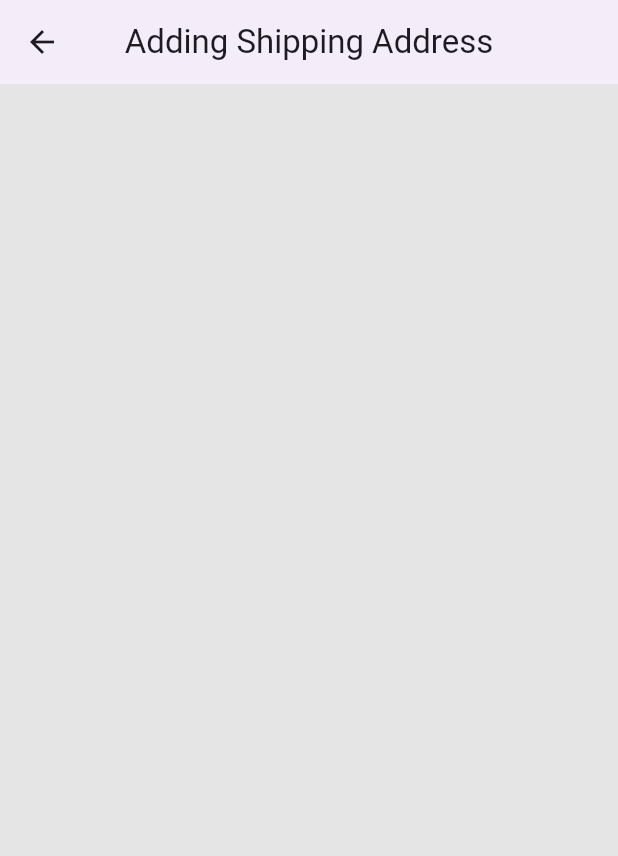
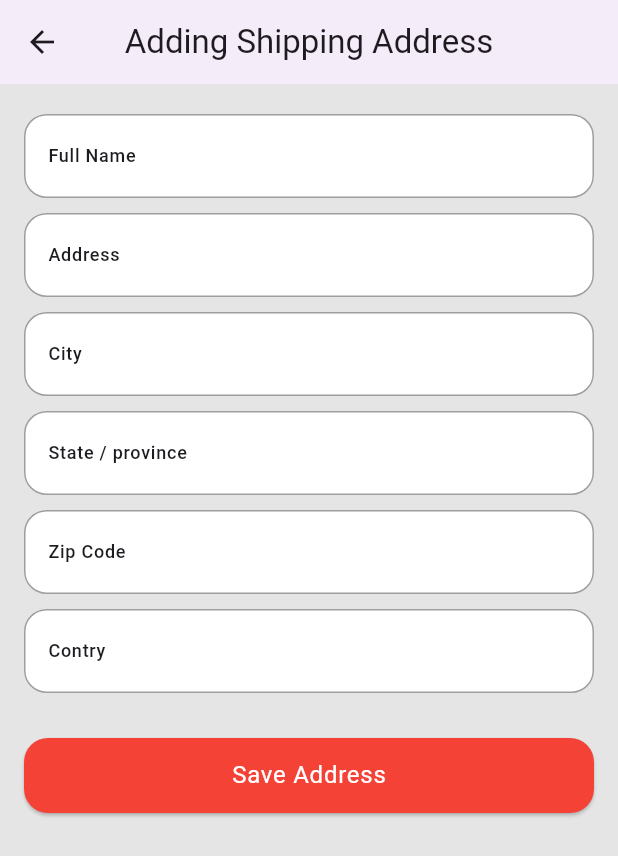
Before and after one commit to ahmedgfouad/Ecommerce-App, a Flutter app: the AddShippingAddressesPage screen opened directly, on a phone screen of 412 x 824 dp. Shown: the top 856 px of the screen. Run offline on Flutter 3.47's test engine with Material 3 defaults, Android fonts, the phone set to English and light mode, and no system bars; our stand-ins replace cloud_firestore, firebase_auth, firebase_core, flutter_rating_bar, persistent_bottom_nav_bar_v2; accounts and stored records are empty; network calls fail.

Commit message:
finish shipping address in firebase and ui

```diff
--- a/lib/controller/database_controller.dart
+++ b/lib/controller/database_controller.dart
@@ -14,6 +14,7 @@ abstract class Database {
 
   Future<void> setUserData(UserData userData);
   Future<void> addToCart(AddToCartModel product);
+  Future<void> saveAddress(ShippingAddress shippingAddress);
   Stream<List<ShippingAddress>> getShaippingAddress();
 }
 
@@ -71,4 +72,10 @@ class FirestoreDatabase implements Database {
         builder:
             (data, documentId) => ShippingAddress.fromMap(data!, documentId),
       );
+
+  @override
+  Future<void> saveAddress(ShippingAddress address) => _service.setData(
+    path: ApiPath.newAddress(uid, address.id),
+    data: address.toMap(),
+  );
 }
--- a/lib/utils/api_path.dart
+++ b/lib/utils/api_path.dart
@@ -3,6 +3,7 @@ class ApiPath {
   static String deliveryMethods() => "deliveryMethods/";
   static String user(String uid) => "users/$uid";
   static String userShippingAddress(String uid) => "users/$uid/shippingAddresses";
+  static String newAddress(String uid,String addressId) => "users/$uid/shippingAddresses/$addressId";
   static String addToCartId(String uid, String addToCartId) =>
       "users/$uid/cart/$addToCartId";
   static String myProductsCart(String uid) => "users/$uid/cart/";
--- a/lib/views/pages/checkout/add_shipping_addresses.dart
+++ b/lib/views/pages/checkout/add_shipping_addresses.dart
@@ -1,19 +1,154 @@
+import 'package:ecommerce/controller/database_controller.dart';
+import 'package:ecommerce/models/shipping_addressl.dart';
+import 'package:ecommerce/utils/constant.dart';
+import 'package:ecommerce/views/widgets/main_button.dart';
+import 'package:ecommerce/views/widgets/main_show_dialog.dart';
 import 'package:flutter/material.dart';
+import 'package:provider/provider.dart';
 
 class AddShippingAddressesPage extends StatefulWidget {
   const AddShippingAddressesPage({super.key});
 
   @override
-  State<AddShippingAddressesPage> createState() => _AddShippingAddressesPageState();
+  State<AddShippingAddressesPage> createState() =>
+      _AddShippingAddressesPageState();
 }
 
 class _AddShippingAddressesPageState extends State<AddShippingAddressesPage> {
+  final _formKey = GlobalKey<FormState>();
+  final _fullNameController = TextEditingController();
+  final _addressController = TextEditingController();
+  final _cityController = TextEditingController();
+  final _stateController = TextEditingController();
+  final _zipCodeController = TextEditingController();
+  final _countryController = TextEditingController();
+  @override
+  void dispose() {
+    _fullNameController.dispose();
+    _addressController.dispose();
+    _cityController.dispose();
+    _stateController.dispose();
+    _zipCodeController.dispose();
+    _countryController.dispose();
+    super.dispose();
+  }
+
+  Future<void> saveAddress(Database database) async {
+    try {
+      if (_formKey.currentState!.validate()) {
+        final address = ShippingAddress(
+          id: documentIdFromLocalData(),
+          fullName: _fullNameController.text.trim(),
+          country: _countryController.text.trim(),
+          address: _addressController.text.trim(),
+          city: _cityController.text.trim(),
+          state: _stateController.text.trim(),
+          zipCode: _zipCodeController.text.trim(),
+        );
+        await database.saveAddress(address);
+        if (!mounted) return;
+        Navigator.of(context).pop();
+      }
+    } catch (e) {
+      mainShowdialog(e: e.toString(), context: context);
+    }
+  }
+
   @override
   Widget build(BuildContext context) {
+    final database = Provider.of<Database>(context);
     return Scaffold(
-            appBar: AppBar(centerTitle: true, title: Text("Adding Shipping Address")),
+      appBar: AppBar(centerTitle: true, title: Text("Adding Shipping Address")),
 
-      // body: ,
+      body: SingleChildScrollView(
+        child: Form(
+          key: _formKey,
+          child: Padding(
+            padding: const EdgeInsets.symmetric(vertical: 20.0, horizontal: 16),
+            child: Column(
+              children: [
+                TextFormField(
+                  validator:
+                      (value) =>
+                          value!.isNotEmpty ? null : "pleade enter your name",
+                  controller: _fullNameController,
+                  decoration: const InputDecoration(
+                    label: Text("Full Name"),
+                    fillColor: Colors.white,
+                    filled: true,
+                  ),
+                ),
+                const SizedBox(height: 10),
+                TextFormField(
+                  validator:
+                      (value) =>
+                          value!.isNotEmpty ? null : "pleade enter your name",
+                  controller: _addressController,
+                  decoration: const InputDecoration(
+                    label: Text("Address"),
+                    fillColor: Colors.white,
+                    filled: true,
+                  ),
+                ),
+                const SizedBox(height: 10),
+                TextFormField(
+                  validator:
+                      (value) =>
+                          value!.isNotEmpty ? null : "pleade enter your name",
+                  controller: _cityController,
+                  decoration: const InputDecoration(
+                    label: Text("City"),
+                    fillColor: Colors.white,
+                    filled: true,
+                  ),
+                ),
+                const SizedBox(height: 10),
+                TextFormField(
+                  validator:
+                      (value) =>
+                          value!.isNotEmpty ? null : "pleade enter your name",
+                  controller: _stateController,
+                  decoration: const InputDecoration(
+                    label: Text("State / province"),
+                    fillColor: Colors.white,
+                    filled: true,
+                  ),
+                ),
+                const SizedBox(height: 10),
+                TextFormField(
+                  validator:
+                      (value) =>
+                          value!.isNotEmpty ? null : "pleade enter your name",
+                  controller: _zipCodeController,
+                  decoration: const InputDecoration(
+                    label: Text("Zip Code"),
+                    fillColor: Colors.white,
+                    filled: true,
+                  ),
+                ),
+                const SizedBox(height: 10),
+                TextFormField(
+                  validator:
+                      (value) =>
+                          value!.isNotEmpty ? null : "pleade enter your name",
+                  controller: _countryController,
+                  decoration: const InputDecoration(
+                    label: Text("Contry"),
+                    fillColor: Colors.white,
+                    filled: true,
+                  ),
+                ),
+                const SizedBox(height: 30),
+                MainButton(
+                  text: "Save Address",
+                  onTap: () => saveAddress(database),
+                  hasCirclarBorder: true,
+                ),
+              ],
+            ),
+          ),
+        ),
+      ),
     );
   }
 }
--- a/lib/views/pages/checkout/checkout_page.dart
+++ b/lib/views/pages/checkout/checkout_page.dart
@@ -59,7 +59,10 @@ class CheckoutPage extends StatelessWidget {
                         ),
                       );
                     }
-                    return ShippingAddressComponent();
+                    final shippingAddress = shippingAddresses.first;
+                    return ShippingAddressComponent(
+                      shippingAddress: shippingAddress,
+                    );
                   }
                   return Center(child: CircularProgressIndicator.adaptive());
                 },
```
Also changed, not shown: lib/views/widgets/checkout/shipping_address_component.dart (+9 -4 lines).
